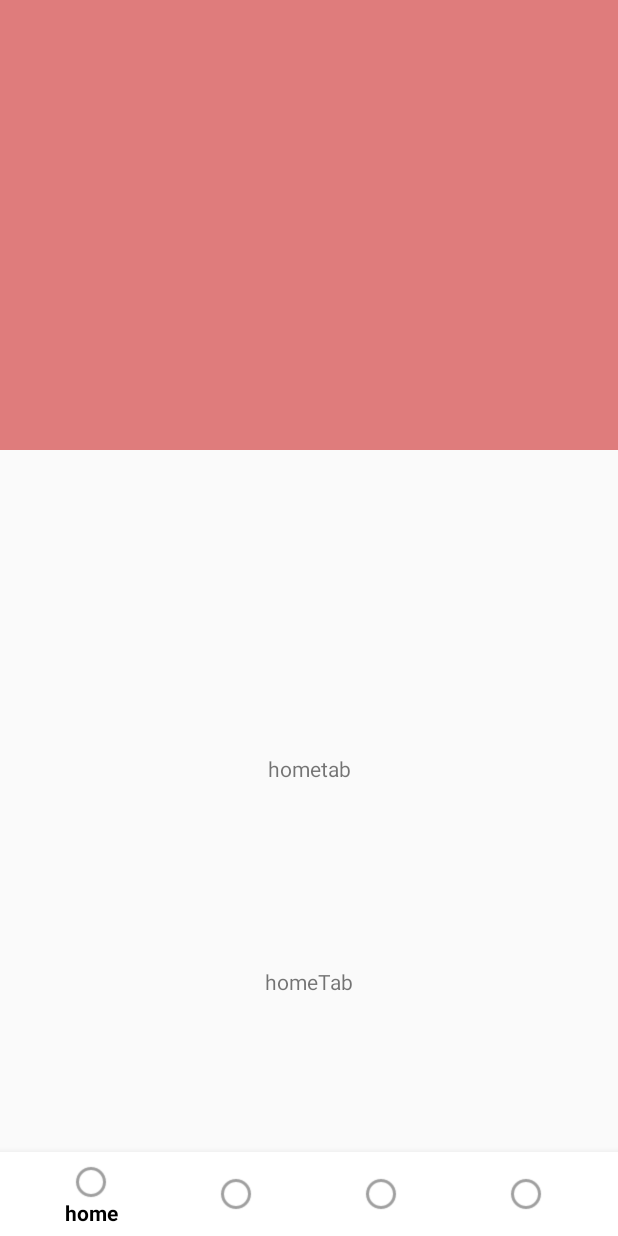
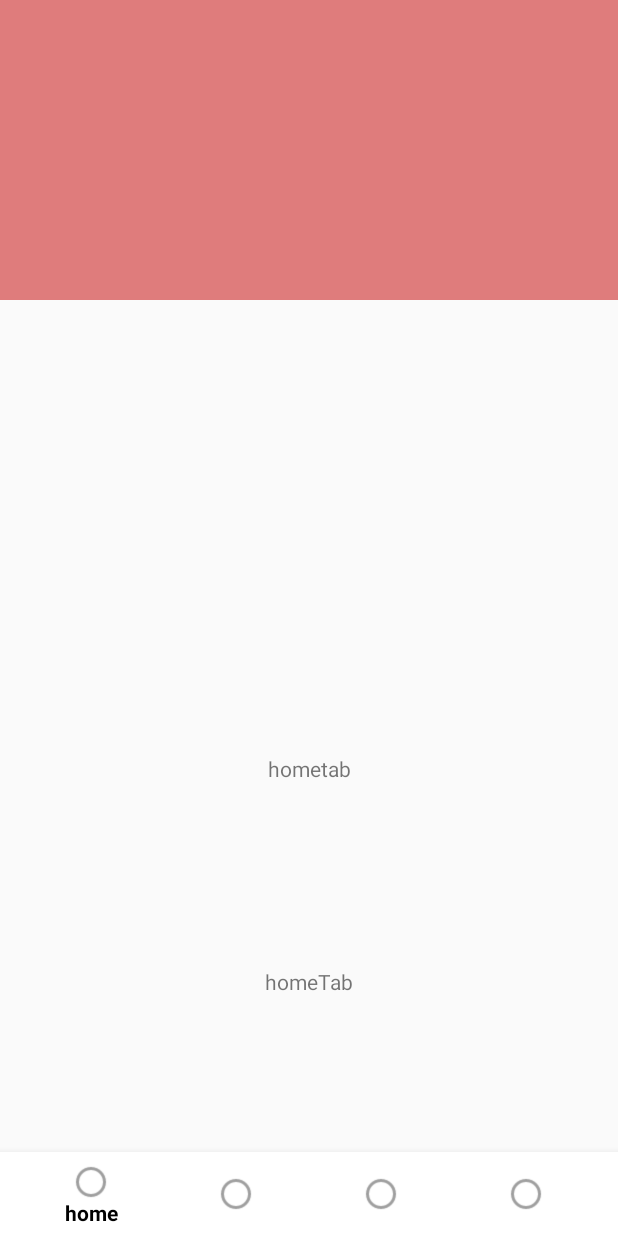
Before and after one commit to Yujin0827/pre_ScholarshipLike, an Android app: the screen it shows after launch (MainActivity), on a phone screen of 412 x 824 dp. Run offline under Robolectric (Android 15) with nearby library versions, the phone set to English and light mode, and no system bars.

Commit message:
툴바, 하단바

```diff
--- /dev/null
+++ b/app/src/main/java/com/cookandroid/scholarshiplike/likeContent_data.java
@@ -0,0 +1,6 @@
+package com.cookandroid.scholarshiplike;
+
+public class likeContent_data {
+
+
+}
--- a/app/src/main/res/layout/activity_main.xml
+++ b/app/src/main/res/layout/activity_main.xml
@@ -3,16 +3,6 @@
     xmlns:app="http://schemas.android.com/apk/res-auto"
     android:layout_width="match_parent"
     android:layout_height="match_parent">
-
-
-    <!-- 상단바 구현 -->
-    <include
-        layout="@layout/toolbar"
-        android:id="@+id/mytoolbar"
-        android:layout_height="300dp"
-        android:layout_width="match_parent"
-        />
-
 
     <!-- 탭 화면 -->
     <!-- 하단바 -->
```
